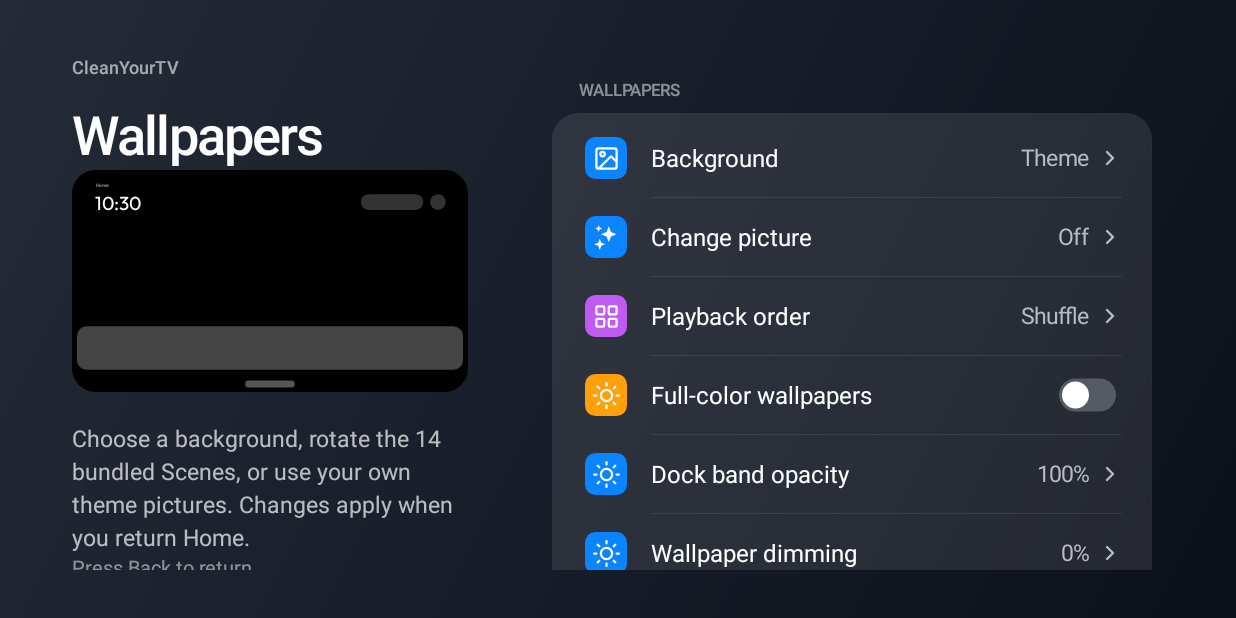
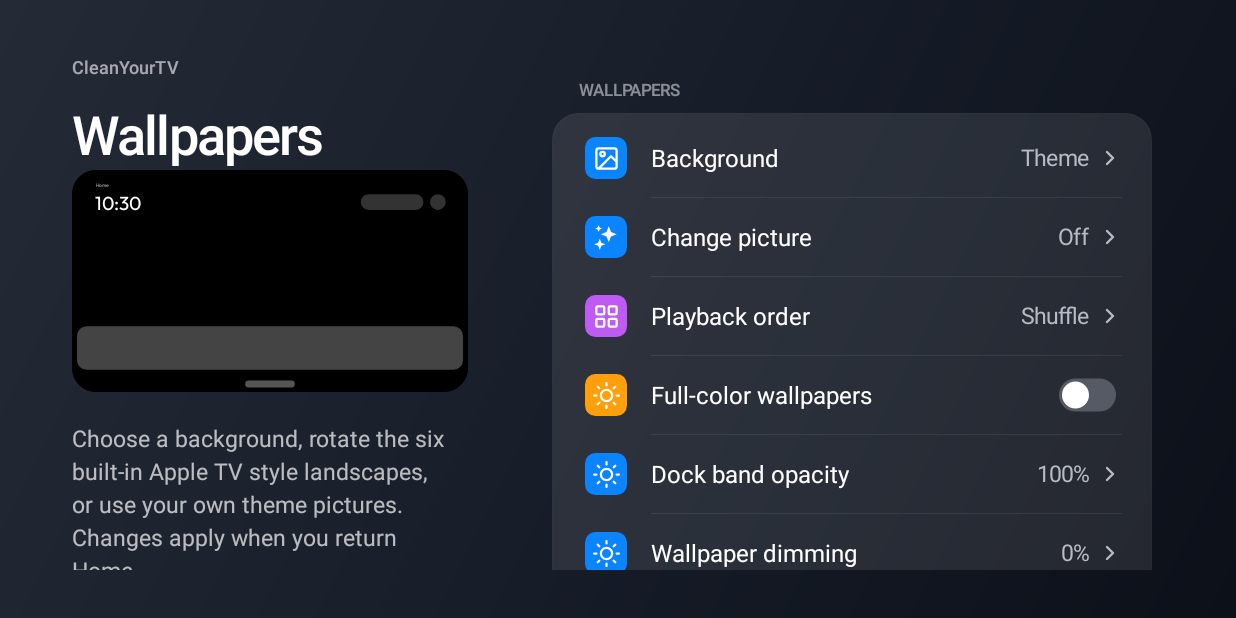
Before and after one commit to v1tal9pw/tv_launcher_apple, an Android app: the FeatureSettingsActivity screen opened directly, with no data from a screen before it, on a phone screen of 824 x 412 dp (held sideways). Run offline under Robolectric (Android 15) with nearby library versions, the phone set to English and light mode, and no system bars; pictures from the network do not load.

Commit message:
Launcher: replace bundled wallpapers with Apple TV style scenes

```diff
--- a/launcher/app/src/main/java/com/gathin/tvhome/SceneFiles.java
+++ b/launcher/app/src/main/java/com/gathin/tvhome/SceneFiles.java
@@ -9,7 +9,7 @@ import java.util.List;
 /** Bundled, offline Scenes. Extract once so the existing cropped wallpaper decoder handles every source. */
 final class SceneFiles {
     static synchronized List<File> images(Context context) {
-        File dir = new File(context.getFilesDir(), "scenes-v1");
+        File dir = new File(context.getFilesDir(), "scenes-v2");
         try {
             if (!dir.isDirectory() && !dir.mkdirs()) return java.util.Collections.emptyList();
             String[] names = context.getAssets().list("scenes");
--- a/launcher/app/src/main/res/values/features.xml
+++ b/launcher/app/src/main/res/values/features.xml
@@ -22,9 +22,9 @@
     <string name="home_default_unavailable">This TV firmware does not expose the standard Home selection dialog. Opening Google TV does not make this launcher the default. Home must be configured separately for this TV, for example through ADB. The remote button helper does not change the default Home.</string>
     <string name="feature_back">Press Back to return</string>
     <string name="feature_wallpapers">Wallpapers</string>
-    <string name="feature_wallpaper_help">Choose a background, rotate the 14 bundled Scenes, or use your own theme pictures. Changes apply when you return Home.</string>
+    <string name="feature_wallpaper_help">Choose a background, rotate the six built-in Apple TV style landscapes, or use your own theme pictures. Changes apply when you return Home.</string>
     <string name="feature_source">Background</string>
-    <string name="feature_scenes">Scenes collection</string>
+    <string name="feature_scenes">Apple TV style landscapes</string>
     <string name="feature_rotation">Change picture</string>
     <string name="feature_order">Playback order</string>
     <string name="feature_sequential">In order</string>
```
Also changed, not shown: launcher/app/build.gradle (+2 -12 lines), launcher/app/src/main/java/com/gathin/tvhome/Config.java (+8 -1 lines), launcher/app/src/main/assets/scenes/01-volcanic-coast.jpg (added), launcher/app/src/main/assets/scenes/02-glacier-fjord.jpg (added), launcher/app/src/main/assets/scenes/03-twilight-dunes.jpg (added), launcher/app/src/main/assets/scenes/04-northern-lights.jpg (added), launcher/app/src/main/assets/scenes/05-coral-atoll.jpg (added), launcher/app/src/main/assets/scenes/06-cloud-summits.jpg (added), launcher/app/src/main/res/raw/aurora_wallpaper.jpg (added), launcher/app/src/main/res/raw/aurora_wallpaper.webp (deleted), 3 other files.
